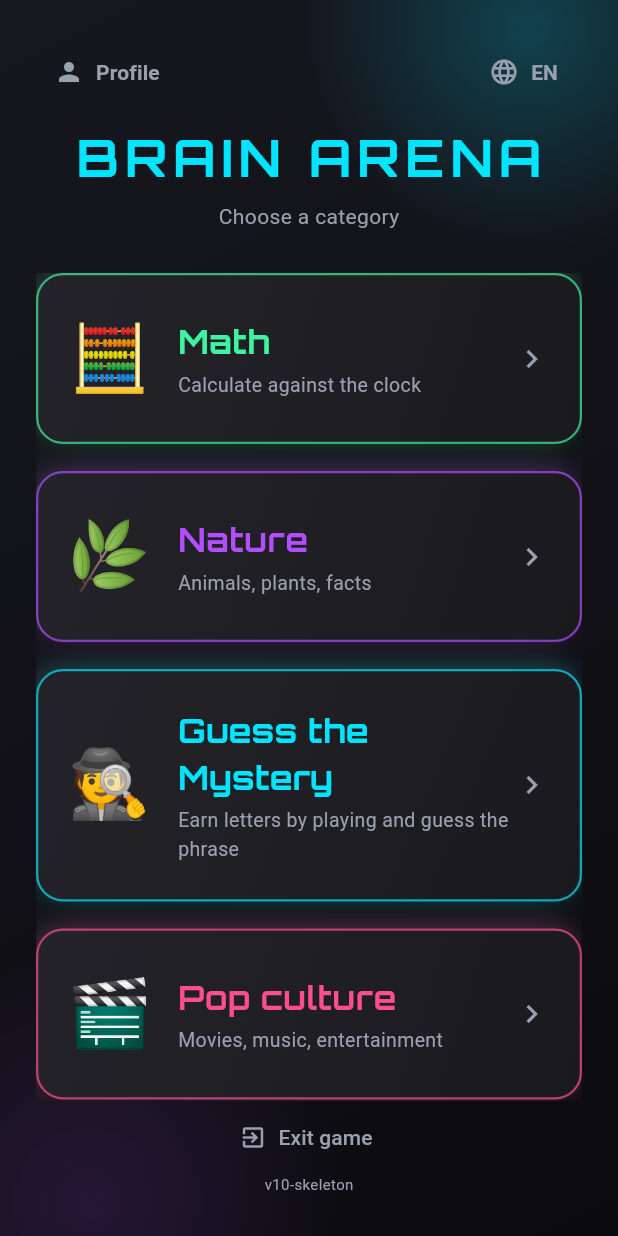
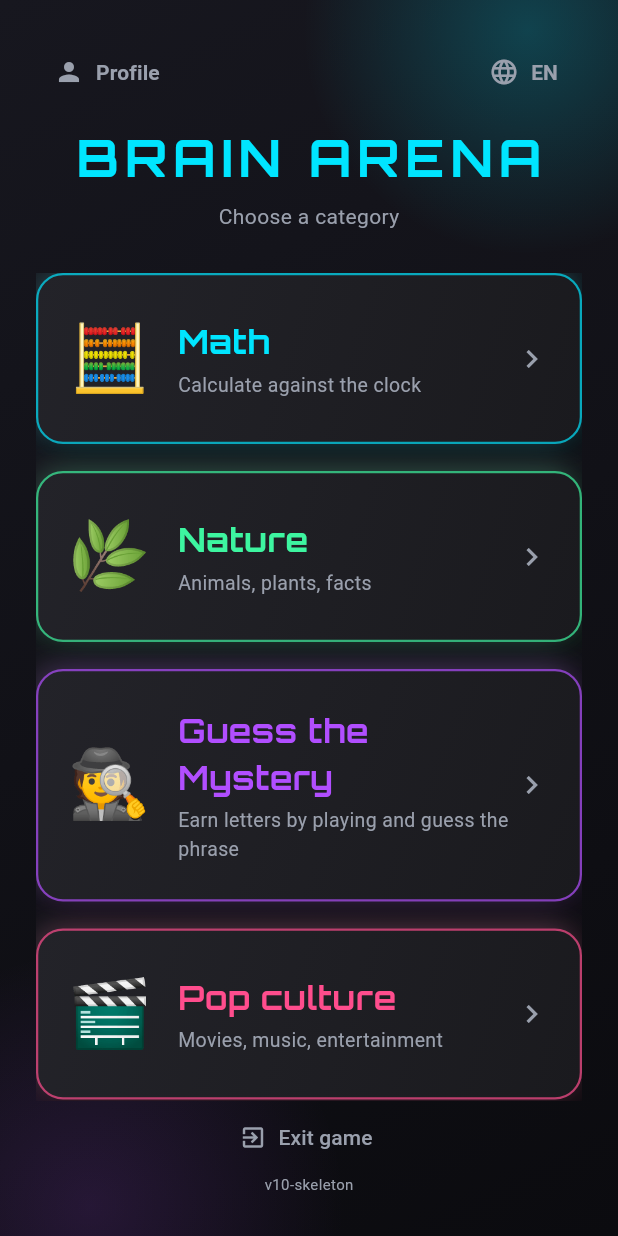
Before and after one commit to mindaugas1dirzius-ai/myn, a Flutter app: the screen it shows after launch, on a phone screen of 412 x 824 dp. Run offline on Flutter 3.47's test engine with Material 3 defaults, Android fonts, the phone set to English and light mode, and no system bars; our stand-ins replace audioplayers, auto_size_text, cloud_firestore, cloud_functions, firebase_auth, firebase_core and 2 more; missing offline and left inert: firebase_app_check; accounts and stored records are empty; network calls fail; statements that could not run were skipped.

Commit message:
Dizainas: kiekvienai pradinio meniu temai SAVA spalva (+8 naujos neoninės) - nebebus dvieju temu vienoda spalva (Kunas violetine vs Kosmosas indigo ir t.t.)

```diff
--- a/math_game/lib/config/theme_catalog.dart
+++ b/math_game/lib/config/theme_catalog.dart
@@ -63,7 +63,7 @@ final List<GameTheme> kThemes = <GameTheme>[
   GameTheme(
     code: 'math',
     emoji: '🧮',
-    accent: AppColors.levelEasy,
+    accent: AppColors.neonBlue,
     kind: ThemeKind.math,
     open: true,
     title: (s) => s.categoryMath,
@@ -72,7 +72,7 @@ final List<GameTheme> kThemes = <GameTheme>[
   GameTheme(
     code: 'nature',
     emoji: '🌿',
-    accent: AppColors.levelExtreme,
+    accent: AppColors.levelEasy,
     kind: ThemeKind.nature,
     open: true,
     title: (s) => s.categoryNature,
@@ -81,7 +81,7 @@ final List<GameTheme> kThemes = <GameTheme>[
   GameTheme(
     code: 'mystery',
     emoji: '🕵️',
-    accent: AppColors.neonBlue,
+    accent: AppColors.levelExtreme,
     kind: ThemeKind.mystery,
     open: true,
     title: (s) => s.lang == AppLang.lt ? 'Atspėk paslaptį' : 'Guess the Mystery',
@@ -101,7 +101,7 @@ final List<GameTheme> kThemes = <GameTheme>[
   GameTheme(
     code: 'geo',
     emoji: '🌍',
-    accent: AppColors.levelEasy,
+    accent: AppColors.themeGeo,
     kind: ThemeKind.trivia,
     open: true, // TESTAS (tik kūrime) — prieš paleidimą peržiūrėti
     title: (s) => s.categoryGeo,
@@ -110,7 +110,7 @@ final List<GameTheme> kThemes = <GameTheme>[
   GameTheme(
     code: 'history',
     emoji: '🏛️',
-    accent: AppColors.levelMedium,
+    accent: AppColors.themeHistory,
     kind: ThemeKind.trivia,
     open: true, // TESTAS (tik kūrime) — prieš paleidimą peržiūrėti
     title: (s) => s.categoryHistory,
@@ -119,7 +119,7 @@ final List<GameTheme> kThemes = <GameTheme>[
   GameTheme(
     code: 'tech',
     emoji: '🔬',
-    accent: AppColors.neonBlue,
+    accent: AppColors.themeTech,
     kind: ThemeKind.trivia,
     open: true, // TESTAS (tik kūrime) — prieš paleidimą peržiūrėti
     title: (s) => s.categoryTech,
@@ -128,7 +128,7 @@ final List<GameTheme> kThemes = <GameTheme>[
   GameTheme(
     code: 'food',
     emoji: '🍔',
-    accent: AppColors.levelHard,
+    accent: AppColors.themeFood,
     kind: ThemeKind.trivia,
     open: true, // TESTAS (tik kūrime) — prieš paleidimą peržiūrėti
     title: (s) => s.categoryFood,
@@ -137,7 +137,7 @@ final List<GameTheme> kThemes = <GameTheme>[
   GameTheme(
     code: 'sport',
     emoji: '⚽',
-    accent: AppColors.levelEasy,
+    accent: AppColors.themeSport,
     kind: ThemeKind.trivia,
     open: true, // TESTAS (tik kūrime) — prieš paleidimą peržiūrėti
     title: (s) => s.categorySport,
@@ -146,7 +146,7 @@ final List<GameTheme> kThemes = <GameTheme>[
   GameTheme(
     code: 'body',
     emoji: '🧠',
-    accent: AppColors.levelExtreme,
+    accent: AppColors.themeBody,
     kind: ThemeKind.trivia,
     open: true, // TESTAS (tik kūrime) — prieš paleidimą peržiūrėti
     title: (s) => s.categoryBody,
@@ -155,7 +155,7 @@ final List<GameTheme> kThemes = <GameTheme>[
   GameTheme(
     code: 'cosmos',
     emoji: '🌌',
-    accent: AppColors.levelExtreme,
+    accent: AppColors.themeCosmos,
     kind: ThemeKind.trivia,
     open: true, // 🌌 Kosmosas — nauja tema (2026-06-13), potemė „Planetos" pilna
     title: (s) => s.categoryCosmos,
@@ -173,7 +173,7 @@ final List<GameTheme> kThemes = <GameTheme>[
   GameTheme(
     code: 'myth',
     emoji: '🧐',
-    accent: AppColors.neonBlue,
+    accent: AppColors.themeMyth,
     kind: ThemeKind.myth,
     open: true, // 🧐 Tiesa ar mitas? VEIKIA (2026-06-12)
     title: (s) => s.categoryMyth,
--- a/math_game/lib/theme/app_theme.dart
+++ b/math_game/lib/theme/app_theme.dart
@@ -27,6 +27,17 @@ class AppColors {
   static const Color levelHard = Color(0xFFFF4D8D); // neon rožinė
   static const Color levelExtreme = Color(0xFFB14EFF); // ultravioletinė
   static const Color neonBlue = Color(0xFF00E5FF); // mix režimas
+
+  // --- Temų akcentai: kiekvienai pradinio meniu temai SAVA spalva (įvairovei).
+  // Naudojama TIK theme_catalog.dart kortelių rėmui/švytėjimui.
+  static const Color themeGeo = Color(0xFF1FE0C4); // turkis
+  static const Color themeHistory = Color(0xFFFFB23D); // gintaras
+  static const Color themeTech = Color(0xFF5B8CFF); // žydra
+  static const Color themeFood = Color(0xFFFF7A3D); // oranžinė
+  static const Color themeSport = Color(0xFF8DE63D); // laimo žalia
+  static const Color themeBody = Color(0xFFFF6B6B); // koralinė
+  static const Color themeCosmos = Color(0xFF6C5CE7); // indigo
+  static const Color themeMyth = Color(0xFFE84DFF); // purpurinė
 
   // Būsenos
   static const Color correct = Color(0xFF2BD576); // teisinga (pulse)
```
